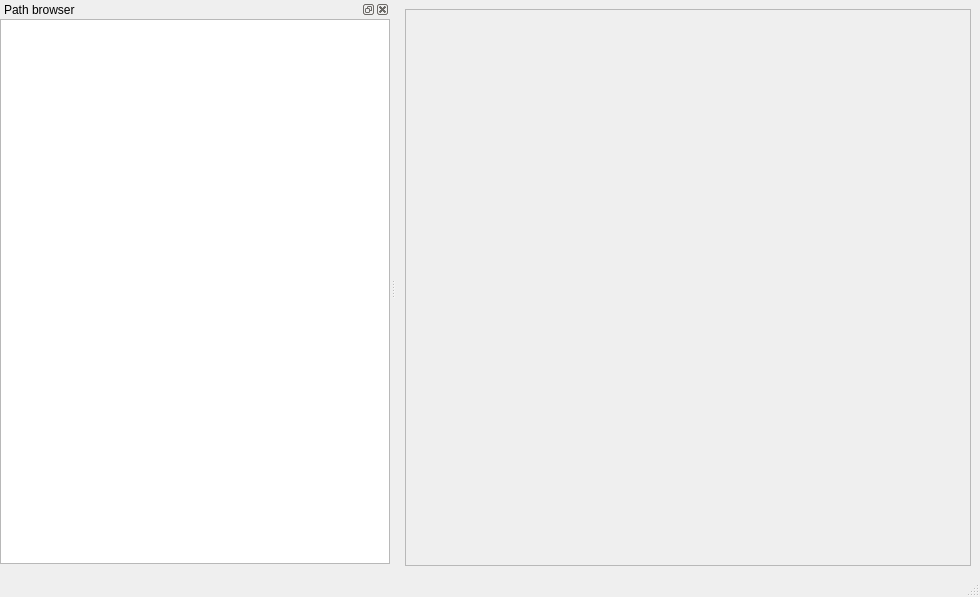
First picture: the form in src/3d_quick_viewer.ui, repository Mechanicoder/3d_quick_viewer, before the edit.
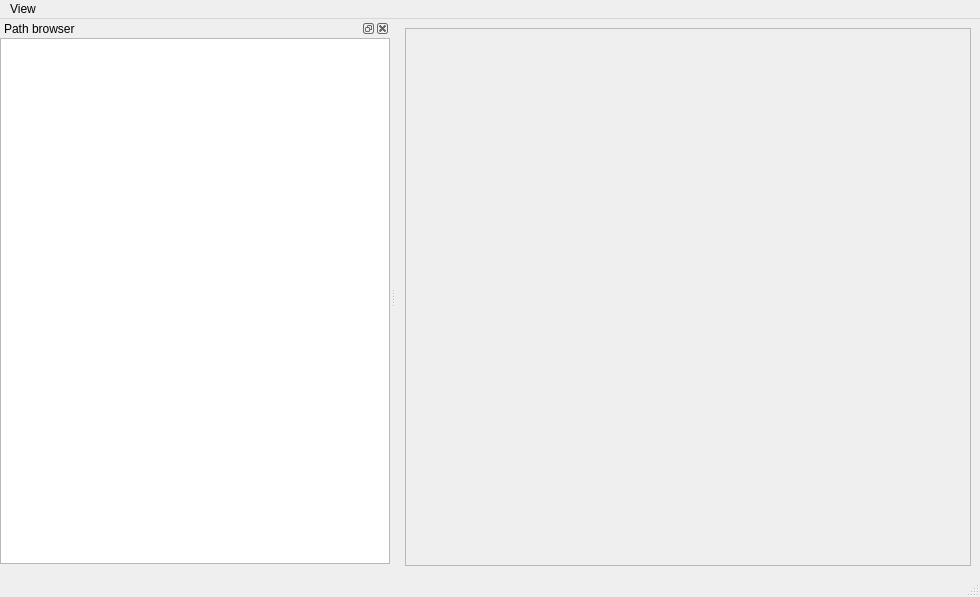
Second picture: the form after the edit. Custom widgets are drawn as their Qt base class.

```diff
--- a/src/3d_quick_viewer.ui
+++ b/src/3d_quick_viewer.ui
@@ -52,6 +52,14 @@
      <height>26</height>
     </rect>
    </property>
+   <widget class="QMenu" name="menuView">
+    <property name="title">
+     <string>View</string>
+    </property>
+    <addaction name="actionHide_All"/>
+    <addaction name="actionShow_All"/>
+   </widget>
+   <addaction name="menuView"/>
   </widget>
   <widget class="QStatusBar" name="statusbar"/>
   <widget class="QDockWidget" name="dockWidget_browser">
```
Left out of the diff: 10 changed lines with no effect on the pictures.
